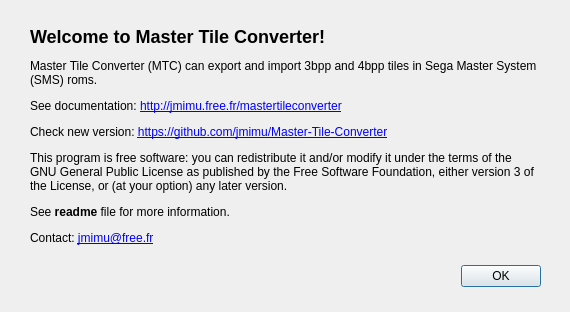
The window that dialog_about.ui (jmimu/Master-Tile-Converter) describes before a commit, drawn with Qt 5.
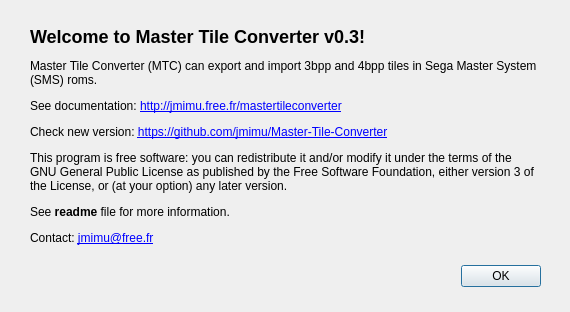
The same window after the commit. Icons and pictures are not drawn.

Commit message: changed about window

```diff
--- a/dialog_about.ui
+++ b/dialog_about.ui
@@ -39,7 +39,7 @@
     </rect>
    </property>
    <property name="text">
-    <string>&lt;h2&gt;Welcome to Master Tile Converter!&lt;/h2&gt;
+    <string>&lt;h2&gt;Welcome to Master Tile Converter v0.3!&lt;/h2&gt;
 &lt;p&gt;Master Tile Converter (MTC) can export and import 3bpp and 4bpp tiles in Sega Master System (SMS) roms.&lt;p&gt;
 &lt;p&gt;See documentation: &lt;a href=&quot;http://jmimu.free.fr/mastertileconverter&quot;&gt;http://jmimu.free.fr/mastertileconverter&lt;/a&gt;&lt;/p&gt;
 &lt;p&gt;Check new version: &lt;a href=&quot;https://github.com/jmimu/Master-Tile-Converter&quot;&gt;https://github.com/jmimu/Master-Tile-Converter&lt;/a&gt;&lt;/p&gt;
```
Left out of the diff: 8 changed lines with no effect on the pictures.
